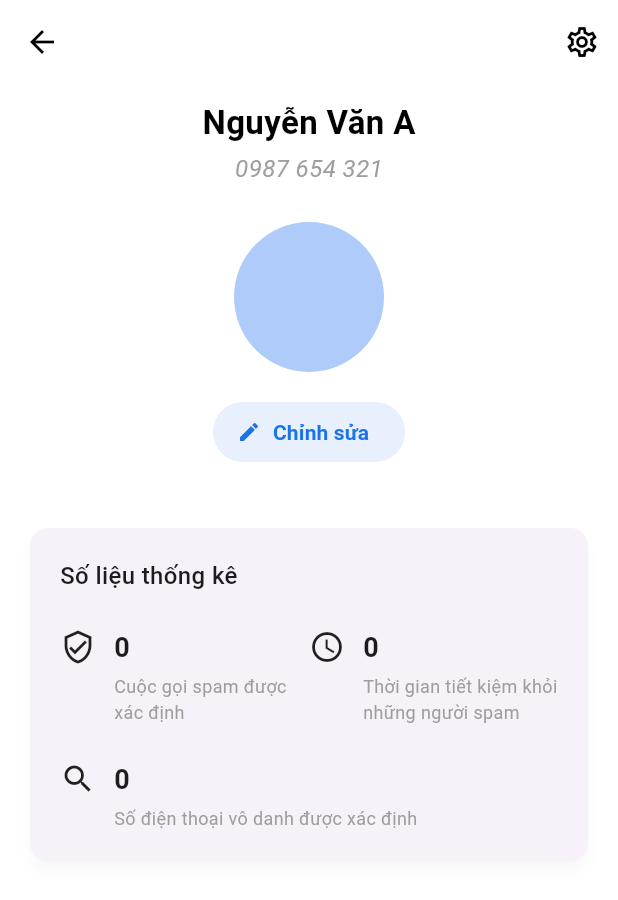
After one commit to VuTruongAn64ktpm1/Mobile, a Flutter app: the ProfileScreen screen opened by its route, on a phone screen of 412 x 824 dp. The commit adds this screen. Shown: the top 900 px of the screen. Run offline on Flutter 3.47's test engine with Material 3 defaults, Android fonts, the phone set to English and light mode, and no system bars.

Commit message:
Update feature/setting

```diff
--- a/lib/main.dart
+++ b/lib/main.dart
@@ -14,6 +14,7 @@ import 'presentation/screens/auth/login_screen.dart'; // File mới
 import 'presentation/screens/auth/sign_up_screen.dart'; // File mới
 import 'presentation/screens/auth/forgot_password_screen.dart'; // File mới
 import 'presentation/screens/auth/onboarding_screen.dart';
+import 'presentation/screens/settings/profile_screen.dart';
 void main() {
   SystemChrome.setSystemUIOverlayStyle(const SystemUiOverlayStyle(statusBarColor: Colors.transparent, statusBarIconBrightness: Brightness.dark));
   runApp(const MyApp());
@@ -37,6 +38,7 @@ class MyApp extends StatelessWidget {
       routes: {
         '/': (context) => const OnboardingScreen(),
         '/main': (context) => const MainScreen(),
+        '/profile': (context) => const ProfileScreen(),
         '/scam_alert': (context) => const IncomingScamScreen(),
         '/settings': (context) => const SettingsScreen(),
         '/help': (context) => const HelpScreen(),
--- /dev/null
+++ b/lib/presentation/screens/settings/profile_screen.dart
@@ -0,0 +1,133 @@
+import 'package:flutter/material.dart';
+import '../../../core/app_colors.dart';
+
+class ProfileScreen extends StatelessWidget {
+  const ProfileScreen({super.key});
+
+  @override
+  Widget build(BuildContext context) {
+    return Scaffold(
+      backgroundColor: Colors.white, // Nền trắng
+      appBar: AppBar(
+        backgroundColor: Colors.white,
+        elevation: 0,
+        leading: const BackButton(color: Colors.black),
+        actions: [
+          IconButton(
+            icon: const Icon(Icons.settings_outlined, color: Colors.black),
+            onPressed: () {
+              // Xử lý khi bấm nút cài đặt ở góc phải nếu cần
+            },
+          )
+        ],
+      ),
+      body: SingleChildScrollView(
+        child: Column(
+          crossAxisAlignment: CrossAxisAlignment.center,
+          children: [
+            const SizedBox(height: 10),
+            // Tên và SĐT
+            const Text(
+              "Nguyễn Văn A",
+              style: TextStyle(fontSize: 22, fontWeight: FontWeight.bold, color: Colors.black),
+            ),
+            const SizedBox(height: 4),
+            const Text(
+              "0987 654 321",
+              style: TextStyle(fontSize: 16, fontStyle: FontStyle.italic, color: Colors.grey),
+            ),
+
+            const SizedBox(height: 24),
+
+            // Avatar to tròn
+            Container(
+              width: 100,
+              height: 100,
+              decoration: const BoxDecoration(
+                color: Color(0xFFAECBFA), // Màu xanh nhạt giống ảnh
+                shape: BoxShape.circle,
+              ),
+            ),
+
+            const SizedBox(height: 20),
+
+            // Nút Chỉnh sửa
+            Container(
+              height: 40,
+              padding: const EdgeInsets.symmetric(horizontal: 24),
+              child: ElevatedButton.icon(
+                onPressed: () {},
+                icon: const Icon(Icons.edit, size: 16, color: Color(0xFF1A73E8)),
+                label: const Text("Chỉnh sửa", style: TextStyle(color: Color(0xFF1A73E8), fontWeight: FontWeight.bold)),
+                style: ElevatedButton.styleFrom(
+                  backgroundColor: const Color(0xFFE8F0FE), // Nền xanh rất nhạt
+                  elevation: 0,
+                  shape: RoundedRectangleBorder(borderRadius: BorderRadius.circular(20)),
+                ),
+              ),
+            ),
+
+            const SizedBox(height: 40),
+
+            // Card Thống kê
+            Padding(
+              padding: const EdgeInsets.symmetric(horizontal: 16),
+              child: Card(
+                elevation: 4, // Đổ bóng nhẹ
+                shadowColor: Colors.black12,
+                shape: RoundedRectangleBorder(borderRadius: BorderRadius.circular(12)),
+                child: Padding(
+                  padding: const EdgeInsets.all(20.0),
+                  child: Column(
+                    crossAxisAlignment: CrossAxisAlignment.start,
+                    children: [
+                      const Text("Số liệu thống kê", style: TextStyle(fontSize: 16, fontWeight: FontWeight.w500)),
+                      const SizedBox(height: 24),
+
+                      // Hàng 1: Spam & Thời gian
+                      Row(
+                        crossAxisAlignment: CrossAxisAlignment.start,
+                        children: [
+                          Expanded(
+                            child: _buildStatItem(Icons.verified_user_outlined, "0", "Cuộc gọi spam được xác định"),
+                          ),
+                          Expanded(
+                            child: _buildStatItem(Icons.access_time, "0", "Thời gian tiết kiệm khỏi những người spam"),
+                          ),
+                        ],
+                      ),
+                      const SizedBox(height: 24),
+
+                      // Hàng 2: Số vô danh
+                      _buildStatItem(Icons.search, "0", "Số điện thoại vô danh được xác định"),
+                    ],
+                  ),
+                ),
+              ),
+            )
+          ],
+        ),
+      ),
+    );
+  }
+
+  Widget _buildStatItem(IconData icon, String count, String label) {
+    return Row(
+      crossAxisAlignment: CrossAxisAlignment.start,
+      children: [
+        Icon(icon, size: 24, color: Colors.black87),
+        const SizedBox(width: 12),
+        Expanded(
+          child: Column(
+            crossAxisAlignment: CrossAxisAlignment.start,
+            children: [
+              Text(count, style: const TextStyle(fontSize: 18, fontWeight: FontWeight.bold)),
+              const SizedBox(height: 4),
+              Text(label, style: const TextStyle(fontSize: 12, color: Colors.grey, height: 1.4)),
+            ],
+          ),
+        )
+      ],
+    );
+  }
+}
```
